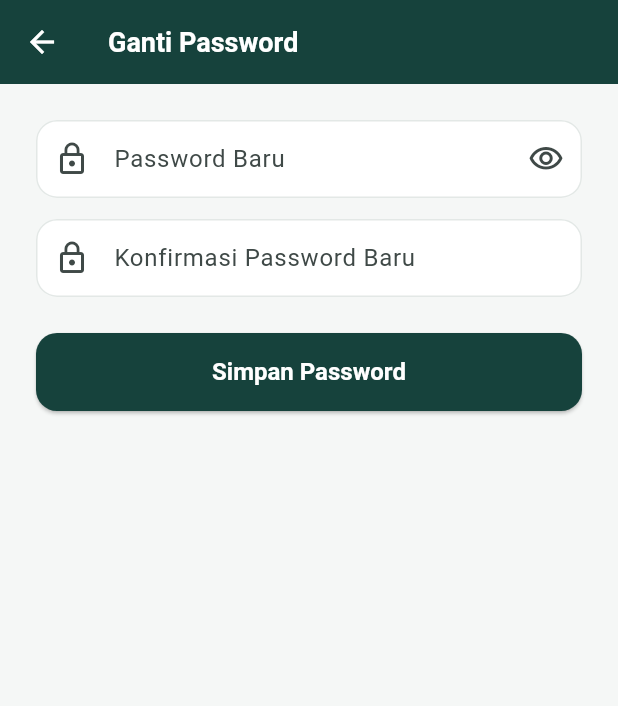
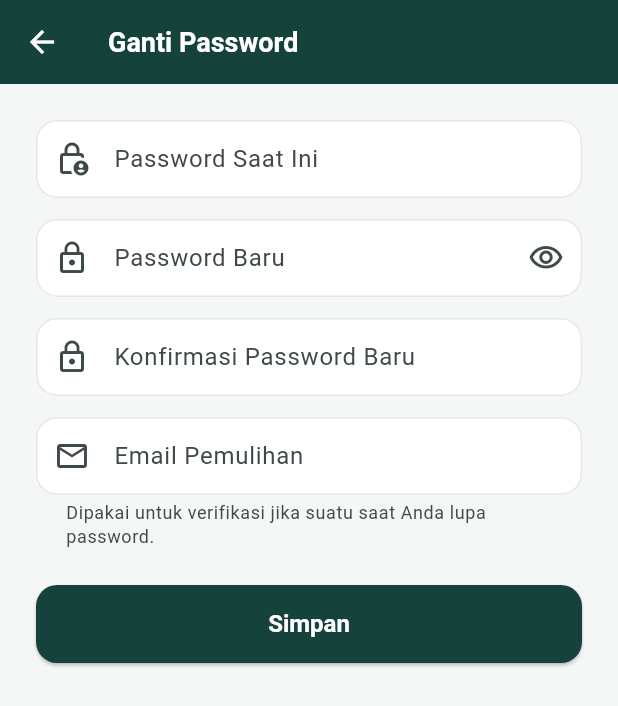
Before and after one commit to nandhitooo/bumdesma-mobile, a Flutter app: the ProfileScreen screen opened directly, after a tap on "Reset Password", on a phone screen of 412 x 824 dp. Shown: the top 706 px of the screen. Run offline on Flutter 3.47's test engine with Material 3 defaults, Android fonts, the light colour scheme and no system bars; our stand-ins replace file_picker, geolocator, shared_preferences; missing offline and left inert: mobile_scanner; accounts and stored records are empty.

Commit message:
add email

```diff
--- a/lib/models/user.dart
+++ b/lib/models/user.dart
@@ -3,23 +3,35 @@ class AppUser {
   final String nama;
   final String jabatan;
   final String departemen;
+  final String? email;
   final bool mustChangePassword;
+  // True kalau akun karyawan ini belum punya email pemulihan tercatat di
+  // sistem — dipakai untuk mengarahkan ke layar wajib isi email.
+  final bool mustAddEmail;
 
   const AppUser({
     required this.nip,
     required this.nama,
     required this.jabatan,
     required this.departemen,
+    this.email,
     this.mustChangePassword = false,
+    this.mustAddEmail = false,
   });
 
-  AppUser copyWith({bool? mustChangePassword}) {
+  AppUser copyWith({
+    String? email,
+    bool? mustChangePassword,
+    bool? mustAddEmail,
+  }) {
     return AppUser(
       nip: nip,
       nama: nama,
       jabatan: jabatan,
       departemen: departemen,
+      email: email ?? this.email,
       mustChangePassword: mustChangePassword ?? this.mustChangePassword,
+      mustAddEmail: mustAddEmail ?? this.mustAddEmail,
     );
   }
 }
--- a/lib/screens/login/change_password_screen.dart
+++ b/lib/screens/login/change_password_screen.dart
@@ -5,44 +5,100 @@ import '../../core/theme/app_theme.dart';
 import '../../state/auth_provider.dart';
 import '../../shell/main_shell.dart';
 
-/// Shown after first login using the temporary password given by Admin.
-/// Per Flow Karyawan (Gambar 3.11): mandatory before the employee can
-/// reach the Dashboard.
+/// Shown after first login using the temporary password given by Admin
+/// (isVoluntary=false, wajib — per Flow Karyawan Gambar 3.11), atau saat
+/// karyawan mengganti password sendiri lewat Profile (isVoluntary=true).
+///
+/// Email pemulihan WAJIB terisi:
+/// - Selalu wajib di layar ini pada login pertama.
+/// - Wajib juga pada penggantian password sukarela jika akun belum
+///   memiliki email tercatat sama sekali (lihat AuthProvider.mustAddEmail).
 class ChangePasswordScreen extends StatefulWidget {
   final bool isVoluntary; // true when opened from Profile, not forced
-  const ChangePasswordScreen({super.key, this.isVoluntary = false});
+  /// Password yang baru saja dipakai untuk login (diteruskan dari
+  /// LoginScreen), dipakai otomatis sebagai "password lama" pada alur
+  /// wajib ganti password login pertama — karyawan tidak perlu mengetik
+  /// ulang. Tidak dipakai kalau [isVoluntary] true.
+  final String? temporaryPassword;
+
+  const ChangePasswordScreen({
+    super.key,
+    this.isVoluntary = false,
+    this.temporaryPassword,
+  });
 
   @override
   State<ChangePasswordScreen> createState() => _ChangePasswordScreenState();
 }
 
 class _ChangePasswordScreenState extends State<ChangePasswordScreen> {
+  final _oldPasswordController = TextEditingController();
   final _newPasswordController = TextEditingController();
   final _confirmController = TextEditingController();
+  late final TextEditingController _emailController;
   bool _obscure = true;
+
+  static final _emailRegex = RegExp(r'^[^\s@]+@[^\s@]+\.[^\s@]+$');
+
+  @override
+  void initState() {
+    super.initState();
+    final currentEmail = context.read<AuthProvider>().user?.email;
+    _emailController = TextEditingController(text: currentEmail ?? '');
+  }
 
   @override
   void dispose() {
+    _oldPasswordController.dispose();
     _newPasswordController.dispose();
     _confirmController.dispose();
+    _emailController.dispose();
     super.dispose();
+  }
+
+  /// Login pertama: email selalu wajib. Penggantian sukarela: wajib hanya
+  /// kalau akun ini memang belum punya email tercatat sama sekali.
+  bool get _emailRequired {
+    if (!widget.isVoluntary) return true;
+    return context.read<AuthProvider>().mustAddEmail;
   }
 
   Future<void> _submit() async {
     final newPass = _newPasswordController.text;
     final confirm = _confirmController.text;
+    final email = _emailController.text.trim();
 
-    if (newPass.length < 6) {
-      _showError('Password baru minimal 6 karakter.');
+    if (newPass.length < 8) {
+      _showError('Password baru minimal 8 karakter.');
       return;
     }
     if (newPass != confirm) {
       _showError('Konfirmasi password tidak cocok.');
       return;
     }
+    if (_emailRequired && email.isEmpty) {
+      _showError('Email wajib diisi untuk keperluan pemulihan password.');
+      return;
+    }
+    if (email.isNotEmpty && !_emailRegex.hasMatch(email)) {
+      _showError('Format email tidak valid.');
+      return;
+    }
+
+    final oldPassword = widget.isVoluntary
+        ? _oldPasswordController.text
+        : (widget.temporaryPassword ?? '');
+    if (oldPassword.isEmpty) {
+      _showError('Password saat ini wajib diisi.');
+      return;
+    }
 
     final auth = context.read<AuthProvider>();
-    final ok = await auth.changePassword(newPass);
+    final ok = await auth.changePassword(
+      oldPassword: oldPassword,
+      newPassword: newPass,
+      email: email.isEmpty ? null : email,
+    );
     if (!mounted) return;
 
     if (ok) {
@@ -56,8 +112,8 @@ class _ChangePasswordScreenState extends State<ChangePasswordScreen> {
           MaterialPageRoute(builder: (_) => const MainShell()),
         );
       }
-    } else {
-      _showError('Gagal memperbarui password. Coba lagi.');
+    } else if (auth.error != null) {
+      _showError(auth.error!);
     }
   }
 
@@ -68,6 +124,7 @@ class _ChangePasswordScreenState extends State<ChangePasswordScreen> {
   @override
   Widget build(BuildContext context) {
     final auth = context.watch<AuthProvider>();
+    final emailRequired = _emailRequired;
 
     return Scaffold(
       appBar: AppBar(
@@ -89,10 +146,21 @@ class _ChangePasswordScreenState extends State<ChangePasswordScreen> {
               ),
               const SizedBox(height: 6),
               const Text(
-                'Ini adalah login pertama Anda. Silakan ganti password sementara dengan password baru sebelum melanjutkan.',
+                'Ini adalah login pertama Anda. Silakan ganti password sementara dengan password baru, dan lengkapi email pemulihan sebelum melanjutkan.',
                 style: TextStyle(color: AppColors.textSecondary),
               ),
               const SizedBox(height: 24),
+            ],
+            if (widget.isVoluntary) ...[
+              TextField(
+                controller: _oldPasswordController,
+                obscureText: _obscure,
+                decoration: const InputDecoration(
+                  labelText: 'Password Saat Ini',
+                  prefixIcon: Icon(Icons.lock_person_outlined),
+                ),
+              ),
+              const SizedBox(height: 14),
             ],
             TextField(
               controller: _newPasswordController,
@@ -116,6 +184,19 @@ class _ChangePasswordScreenState extends State<ChangePasswordScreen> {
                 labelText: 'Konfirmasi Password Baru',
                 prefixIcon: Icon(Icons.lock_outline),
               ),
+            ),
+            const SizedBox(height: 14),
+            TextField(
+              controller: _emailController,
+              keyboardType: TextInputType.emailAddress,
+              decoration: InputDecoration(
+                labelText: emailRequired ? 'Email Pemulihan *' : 'Email Pemulihan',
+                hintText: 'nama@email.com',
+                prefixIcon: const Icon(Icons.email_outlined),
+                helperText:
+                    'Dipakai untuk verifikasi jika suatu saat Anda lupa password.',
+                helperMaxLines: 2,
+              ),
               onSubmitted: (_) => _submit(),
             ),
             const SizedBox(height: 24),
@@ -130,7 +211,7 @@ class _ChangePasswordScreenState extends State<ChangePasswordScreen> {
                         color: Colors.white,
                       ),
                     )
-                  : const Text('Simpan Password'),
+                  : const Text('Simpan'),
             ),
           ],
         ),
--- a/lib/screens/profile/profile_screen.dart
+++ b/lib/screens/profile/profile_screen.dart
@@ -3,6 +3,7 @@ import 'package:provider/provider.dart';
 
 import '../../core/theme/app_theme.dart';
 import '../../state/auth_provider.dart';
+import '../login/add_email_screen.dart';
 import '../login/change_password_screen.dart';
 import '../login/login_screen.dart';
 
@@ -43,7 +44,8 @@ class ProfileScreen extends StatelessWidget {
 
   @override
   Widget build(BuildContext context) {
-    final user = context.watch<AuthProvider>().user;
+    final auth = context.watch<AuthProvider>();
+    final user = auth.user;
 
     return Scaffold(
       backgroundColor: AppColors.background,
@@ -95,8 +97,19 @@ class ProfileScreen extends StatelessWidget {
                   _DataRow(label: 'NIP', value: user?.nip ?? '-'),
                   _DataRow(label: 'Jabatan', value: user?.jabatan ?? '-'),
                   _DataRow(label: 'Departemen', value: user?.departemen ?? '-'),
+                  _DataRow(
+                    label: 'Email Pemulihan',
+                    value: (user?.email == null || user!.email!.isEmpty)
+                        ? 'Belum diisi'
+                        : user.email!,
+                    valueColor:
+                        (user?.email == null || user!.email!.isEmpty) ? AppColors.warning : null,
+                  ),
                   const SizedBox(height: 14),
-                  OutlinedButton.icon(
+                  Row(
+                    children: [
+                      Expanded(
+                        child: OutlinedButton.icon(
                           onPressed: () {
                             ScaffoldMessenger.of(context).showSnackBar(
                               const SnackBar(
@@ -105,6 +118,20 @@ class ProfileScreen extends StatelessWidget {
                           },
                           icon: const Icon(Icons.edit_outlined, size: 18),
                           label: const Text('Edit'),
+                        ),
+                      ),
+                      const SizedBox(width: 10),
+                      Expanded(
+                        child: OutlinedButton.icon(
+                          onPressed: () => Navigator.of(context).push(
+                            MaterialPageRoute(builder: (_) => const AddEmailScreen()),
+                          ),
+                          icon: const Icon(Icons.email_outlined, size: 18),
+                          label: Text(
+                              (user?.email == null || user!.email!.isEmpty) ? 'Isi Email' : 'Ubah Email'),
+                        ),
+                      ),
+                    ],
                   ),
                 ],
               ),
@@ -139,7 +166,8 @@ class ProfileScreen extends StatelessWidget {
 class _DataRow extends StatelessWidget {
   final String label;
   final String value;
-  const _DataRow({required this.label, required this.value});
+  final Color? valueColor;
+  const _DataRow({required this.label, required this.value, this.valueColor});
 
   @override
   Widget build(BuildContext context) {
@@ -150,7 +178,12 @@ class _DataRow extends StatelessWidget {
           style: const TextStyle(fontSize: 13.5, color: AppColors.textPrimary),
           children: [
             TextSpan(text: '$label: ', style: const TextStyle(fontWeight: FontWeight.w600)),
-            TextSpan(text: value),
+            TextSpan(
+              text: value,
+              style: valueColor != null
+                  ? TextStyle(color: valueColor, fontWeight: FontWeight.w600)
+                  : null,
+            ),
           ],
         ),
       ),
--- a/lib/services/auth_service.dart
+++ b/lib/services/auth_service.dart
@@ -17,10 +17,20 @@ abstract class AuthService {
 
   Future<AppUser> login({required String nip, required String password});
 
+  /// [oldPassword] wajib diisi — backend memverifikasinya sebelum
+  /// mengizinkan penggantian password. [email] wajib diisi kalau akun
+  /// karyawan ini belum punya email pemulihan tercatat sama sekali.
   Future<void> changePassword({
     required String nip,
+    required String oldPassword,
     required String newPassword,
+    String? email,
   });
+
+  /// Melengkapi/memperbarui email pemulihan TANPA mengganti password.
+  /// Dipakai oleh layar "Lengkapi Email" untuk karyawan lama yang sudah
+  /// tidak lagi melewati layar ganti password tapi belum punya email.
+  Future<void> updateEmail({required String nip, required String email});
 
   Future<void> logout();
 }
@@ -44,6 +54,7 @@ class MockAuthService implements AuthService {
       nama: 'Siti Aminah',
       jabatan: 'Teller',
       departemen: 'Keuangan',
+      email: 'siti.aminah@example.com',
     ),
   };
 
@@ -60,18 +71,41 @@ class MockAuthService implements AuthService {
       throw AuthException('NIP atau password salah.');
     }
 
-    return profile.copyWith(mustChangePassword: cred.mustChange);
+    final hasEmail = profile.email != null && profile.email!.isNotEmpty;
+    return profile.copyWith(
+      mustChangePassword: cred.mustChange,
+      mustAddEmail: !hasEmail && !cred.mustChange,
+    );
   }
 
   @override
   Future<void> changePassword({
     required String nip,
+    required String oldPassword,
     required String newPassword,
+    String? email,
   }) async {
     await Future.delayed(const Duration(milliseconds: 300));
     final cred = _db[nip];
     if (cred == null) throw AuthException('User tidak ditemukan.');
     _db[nip] = _Credential(password: newPassword, mustChange: false);
+
+    final profile = _profiles[nip];
+    if (profile != null) {
+      final nextEmail = (email != null && email.isNotEmpty) ? email : profile.email;
+      if (nextEmail == null || nextEmail.isEmpty) {
+        throw AuthException('Email wajib diisi untuk keperluan pemulihan password.');
+      }
+      _profiles[nip] = profile.copyWith(email: nextEmail);
+    }
+  }
+
+  @override
+  Future<void> updateEmail({required String nip, required String email}) async {
+    await Future.delayed(const Duration(milliseconds: 250));
+    final profile = _profiles[nip];
+    if (profile == null) throw AuthException('User tidak ditemukan.');
+    _profiles[nip] = profile.copyWith(email: email);
   }
 
   @override
--- a/lib/services/http_auth_service.dart
+++ b/lib/services/http_auth_service.dart
@@ -25,12 +25,15 @@ class HttpAuthService implements AuthService {
         nip: user['nip'] as String,
       );
 
+      final email = user['email'] as String?;
       return AppUser(
         nip: user['nip'] as String,
         nama: user['name'] as String,
         jabatan: user['jabatan'] as String? ?? '-',
         departemen: user['departemen'] as String? ?? '-',
+        email: email,
         mustChangePassword: data['mustChangePassword'] as bool? ?? false,
+        mustAddEmail: data['mustAddEmail'] as bool? ?? (email == null || email.isEmpty),
       );
     } on ApiException catch (e) {
       throw AuthException(e.message);
@@ -40,17 +43,29 @@ class HttpAuthService implements AuthService {
   @override
   Future<void> changePassword({
     required String nip,
+    required String oldPassword,
     required String newPassword,
+    String? email,
   }) async {
     try {
-      // NB: bumdesma-backend's /auth/change-password also expects
-      // `oldPassword` for a self-service password change. For the
-      // mandatory first-login flow, the temporary password issued by
-      // Admin doubles as `oldPassword` — pass it in from the screen that
-      // collects it if you have it; otherwise ask the user to re-enter it.
+      // NB: oldPassword used to be missing here entirely, so the backend
+      // (which requires it to verify the account) always rejected this
+      // call with "Password lama tidak sesuai" — the whole first-login /
+      // voluntary password-change flow was silently broken end-to-end.
       await _api.post('/auth/change-password', body: {
+        'oldPassword': oldPassword,
         'newPassword': newPassword,
+        if (email != null && email.isNotEmpty) 'email': email,
       });
+    } on ApiException catch (e) {
+      throw AuthException(e.message);
+    }
+  }
+
+  @override
+  Future<void> updateEmail({required String nip, required String email}) async {
+    try {
+      await _api.post('/auth/email', body: {'email': email});
     } on ApiException catch (e) {
       throw AuthException(e.message);
     }
--- a/lib/state/auth_provider.dart
+++ b/lib/state/auth_provider.dart
@@ -13,6 +13,7 @@ class AuthProvider extends ChangeNotifier {
   String? get error => _error;
   bool get isLoggedIn => _user != null;
   bool get mustChangePassword => _user?.mustChangePassword ?? false;
+  bool get mustAddEmail => _user?.mustAddEmail ?? false;
 
   Future<bool> login(String nip, String password) async {
     _loading = true;
@@ -31,17 +32,49 @@ class AuthProvider extends ChangeNotifier {
     }
   }
 
-  Future<bool> changePassword(String newPassword) async {
+  Future<bool> changePassword({
+    required String oldPassword,
+    required String newPassword,
+    String? email,
+  }) async {
     if (_user == null) return false;
     _loading = true;
+    _error = null;
     notifyListeners();
     try {
-      await AuthService.instance
-          .changePassword(nip: _user!.nip, newPassword: newPassword);
-      _user = _user!.copyWith(mustChangePassword: false);
+      await AuthService.instance.changePassword(
+        nip: _user!.nip,
+        oldPassword: oldPassword,
+        newPassword: newPassword,
+        email: email,
+      );
+      final resolvedEmail = (email != null && email.isNotEmpty) ? email : _user!.email;
+      _user = _user!.copyWith(
+        mustChangePassword: false,
+        email: resolvedEmail,
+        mustAddEmail: resolvedEmail == null || resolvedEmail.isEmpty,
+      );
       return true;
     } catch (e) {
-      _error = 'Gagal mengubah password. Coba lagi.';
+      _error = e is AuthException ? e.message : 'Gagal mengubah password. Coba lagi.';
+      return false;
+    } finally {
+      _loading = false;
+      notifyListeners();
+    }
+  }
+
+  Future<bool> updateEmail(String email) async {
+    if (_user == null) return false;
+    _loading = true;
+    _error = null;
+    notifyListeners();
+    try {
+      await AuthService.instance.updateEmail(nip: _user!.nip, email: email);
+      _user = _user!.copyWith(email: email, mustAddEmail: false);
+      return true;
+    } catch (e) {
+      _error = e is AuthException ? e.message : 'Gagal menyimpan email. Coba lagi.';
       return false;
     } finally {
       _loading = false;
```
Also changed, not shown: lib/screens/login/add_email_screen.dart (added, +137 -0 lines), lib/screens/login/login_screen.dart (+15 -5 lines). Lines whose indentation alone changed are shown as unchanged.
